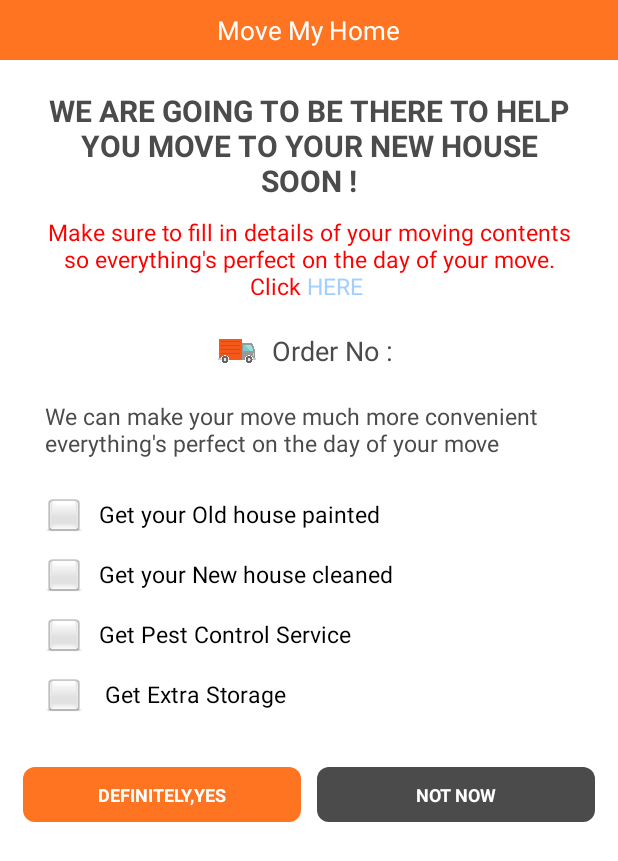
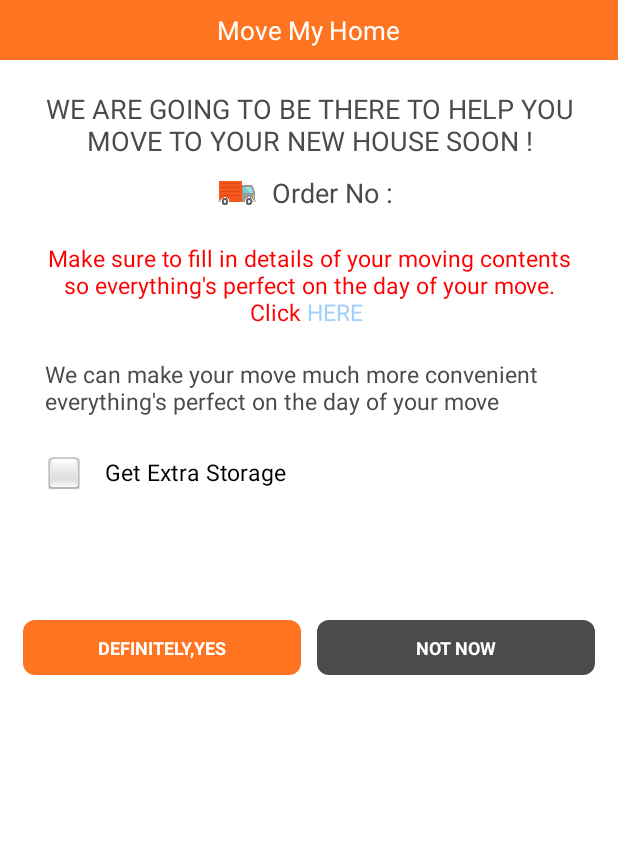
Before and after one commit to Heenali/AndroidApp_S, an Android app: the Activity_payment_cash screen opened directly, with no data from a screen before it, on a phone screen of 412 x 824 dp. Shown: the top 861 px of the screen. Run offline under Robolectric (Android 15) with nearby library versions, the phone set to English and light mode, and no system bars.

```diff
--- a/app/src/main/java/com/trukker/trukkershipperuae/activity/Activity_payment_cash.java
+++ b/app/src/main/java/com/trukker/trukkershipperuae/activity/Activity_payment_cash.java
@@ -50,7 +50,7 @@ public class Activity_payment_cash extends AppCompatActivity
     UserFunctions UF;
     SessionManager sm;
     ConnectionDetector cd;
-    String json_mess="Mooving Goods";
+    String json_mess="";
     String page;
     TextView clicktext,order_id;
     LinearLayout housepaint_layout,houseclean_layout,controlservices_layout,extraservices_layout;
@@ -126,15 +126,20 @@ public class Activity_payment_cash extends AppCompatActivity
                     if (oldhouse_value.equalsIgnoreCase("N") && newhouse_value.equalsIgnoreCase("N") && extraservices_value.equalsIgnoreCase("N") && pestservices_value.equalsIgnoreCase("N")) {
                         Toast.makeText(getApplicationContext(), "Please Select option", Toast.LENGTH_SHORT).show();
 
-                    } else {
-                        if (oldhouse_value.equalsIgnoreCase("N")) {
+                    } else
+                    {
+                        if (oldhouse_value.equalsIgnoreCase("N"))
+                        {
                             json_mess = json_mess;
-                        } else {
+                        } else
+                        {
                             json_mess = json_mess + ",Painting";
                         }
-                        if (newhouse_value.equalsIgnoreCase("N")) {
+                        if (newhouse_value.equalsIgnoreCase("N"))
+                        {
                             json_mess = json_mess;
-                        } else {
+                        } else
+                        {
                             json_mess = json_mess + ",Cleaning";
                         }
 
@@ -147,7 +152,7 @@ public class Activity_payment_cash extends AppCompatActivity
                         if (extraservices_value.equalsIgnoreCase("N")) {
 
                         } else {
-                            json_mess = json_mess + ",Extra Storage";
+                            json_mess = json_mess + "Extra Storage";
                         }
 
 
--- a/app/src/main/res/layout/activity_payment_cash.xml
+++ b/app/src/main/res/layout/activity_payment_cash.xml
@@ -60,8 +60,8 @@
                         android:layout_height="wrap_content"
                         android:text="we are going to be there to help you move to your new house soon !"
                         android:textColor="@color/black"
-                        android:textStyle="bold"
-                        android:textSize="20dp"
+
+                        android:textSize="18dp"
                         android:paddingLeft="20dp"
                         android:paddingRight="20dp"
                         android:gravity="center"
@@ -71,31 +71,6 @@
                         android:layout_toEndOf="@+id/hometype_icon" />
 
                 </LinearLayout>
-
-                <LinearLayout
-                    android:layout_width="match_parent"
-                    android:layout_height="wrap_content"
-                    android:id="@+id/clicktitle_layout"
-                    android:paddingTop="10dp"
-                    android:paddingBottom="10dp"
-                    android:orientation="horizontal">
-
-
-                    <TextView
-                        android:layout_width="wrap_content"
-                        android:layout_height="wrap_content"
-                        android:text="Make sure to fill in details of your moving contents so everything’s perfect on the day of your move. Click HERE"
-                        android:textColor="@color/black"
-                        android:textSize="15dp"
-                        android:paddingLeft="20dp"
-                        android:paddingRight="20dp"
-                        android:gravity="center"
-                        android:id="@+id/clicktext"
-                        android:layout_toRightOf="@+id/hometype_icon"
-                        android:layout_toEndOf="@+id/hometype_icon" />
-
-                </LinearLayout>
-
                 <LinearLayout
                     android:layout_width="match_parent"
                     android:layout_height="wrap_content"
@@ -103,7 +78,7 @@
                     android:id="@+id/id_layout"
                     android:paddingBottom="10dp"
                     android:gravity="center"
-                   android:paddingTop="10dp"
+                    android:paddingTop="10dp"
                     android:orientation="horizontal">
 
                     <ImageView
@@ -130,6 +105,31 @@
                         android:layout_toEndOf="@+id/hometype_icon" />
 
                 </LinearLayout>
+                <LinearLayout
+                    android:layout_width="match_parent"
+                    android:layout_height="wrap_content"
+                    android:id="@+id/clicktitle_layout"
+                    android:paddingTop="10dp"
+                    android:paddingBottom="10dp"
+                    android:orientation="horizontal">
+
+
+                    <TextView
+                        android:layout_width="wrap_content"
+                        android:layout_height="wrap_content"
+                        android:text="Make sure to fill in details of your moving contents so everything’s perfect on the day of your move. Click HERE"
+                        android:textColor="@color/black"
+                        android:textSize="15dp"
+                        android:paddingLeft="20dp"
+                        android:paddingRight="20dp"
+                        android:gravity="center"
+                        android:id="@+id/clicktext"
+                        android:layout_toRightOf="@+id/hometype_icon"
+                        android:layout_toEndOf="@+id/hometype_icon" />
+
+                </LinearLayout>
+
+
 
                 <LinearLayout
                     android:layout_width="match_parent"
@@ -160,7 +160,7 @@
                     android:background="@drawable/round_corner_bg"
                     android:id="@+id/housepaint_layout"
                     android:paddingBottom="10dp"
-
+android:visibility="gone"
                     android:paddingLeft="20dp"
                     android:orientation="horizontal">
 
@@ -197,6 +197,7 @@
                     android:background="@drawable/round_corner_bg"
                     android:id="@+id/houseclean_layout"
                     android:paddingBottom="10dp"
+                    android:visibility="gone"
                     android:paddingLeft="20dp"
                     android:orientation="horizontal">
 
@@ -233,6 +234,7 @@
                     android:background="@drawable/round_corner_bg"
                     android:id="@+id/controlservices_layout"
                     android:paddingBottom="10dp"
+                    android:visibility="gone"
                     android:paddingLeft="20dp"
                     android:orientation="horizontal">
 
@@ -269,6 +271,7 @@
                     android:background="@drawable/round_corner_bg"
                     android:id="@+id/extraservices_layout"
                     android:paddingBottom="10dp"
+
                     android:paddingLeft="20dp"
                     android:orientation="horizontal">
 
@@ -302,6 +305,7 @@
                     android:layout_width="match_parent"
                     android:layout_height="0dp"
                     android:weightSum="1"
+                    android:layout_marginTop="50dp"
                     android:paddingTop="20dp"
                     android:layout_weight="0.10"
                     android:orientation="horizontal"
```
Also changed, not shown: 1 other file.
